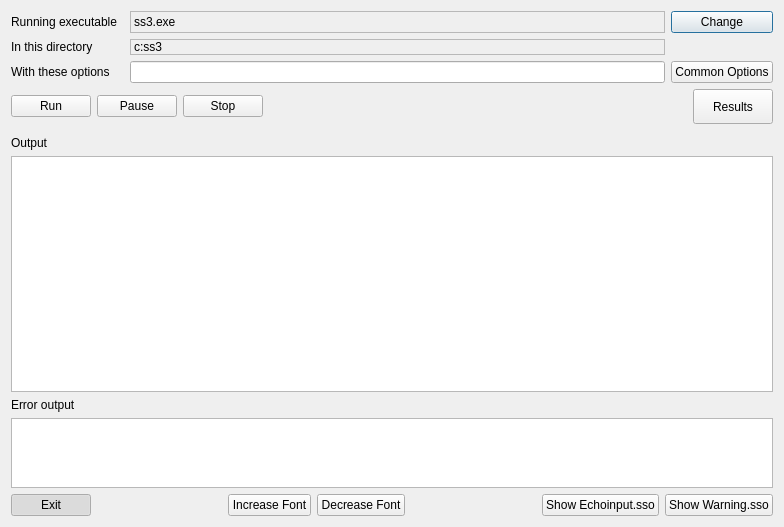
Before: the Qt Designer form src/dialog_run.ui in nmfs-ost/ss3-ssi, drawn with Qt 5.
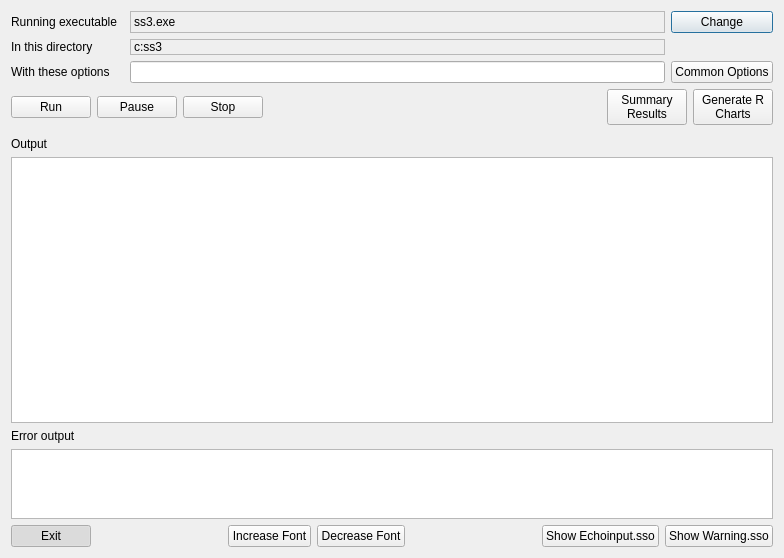
After: the same form once the commit is applied. Icons and pictures are not drawn.

```diff
--- a/src/dialog_run.ui
+++ b/src/dialog_run.ui
@@ -7,7 +7,7 @@
     <x>0</x>
     <y>0</y>
     <width>784</width>
-    <height>527</height>
+    <height>558</height>
    </rect>
   </property>
   <property name="sizePolicy">
@@ -216,7 +216,8 @@
           <string>Show time-series charts from Report.sso</string>
          </property>
          <property name="text">
-          <string>Results</string>
+          <string>Summary
+Results</string>
          </property>
          <property name="icon">
           <iconset resource="stock_synth.qrc">
@@ -227,6 +228,20 @@
          </property>
         </widget>
        </item>
+       <item>
+        <widget class="QPushButton" name="pushButton_RCharts">
+         <property name="toolTip">
+          <string>R must be installed</string>
+         </property>
+         <property name="whatsThis">
+          <string>Generates R charts and shows them in a browser </string>
+         </property>
+         <property name="text">
+          <string>Generate R
+Charts</string>
+         </property>
+        </widget>
+       </item>
       </layout>
      </item>
     </layout>
```
